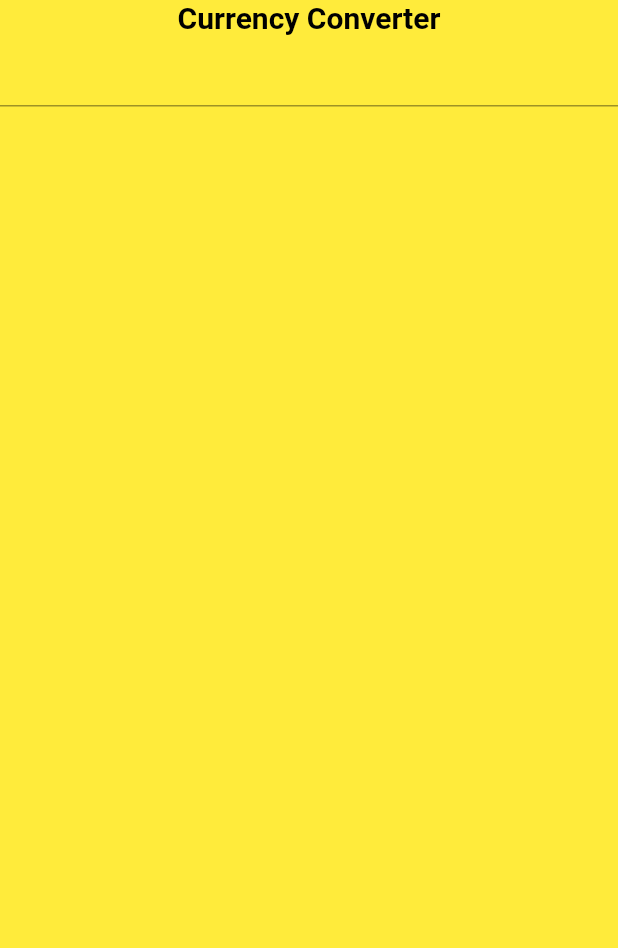
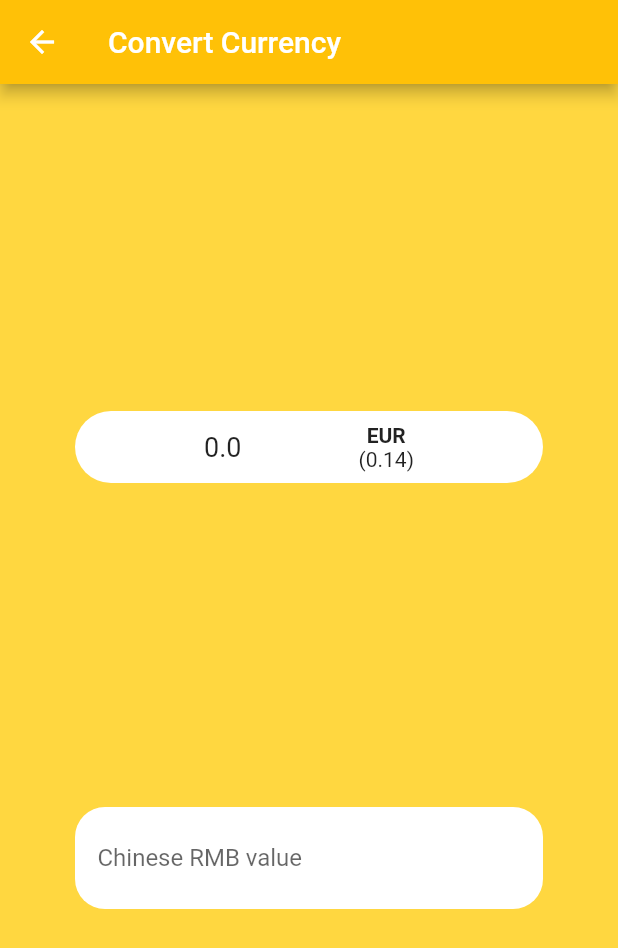
Before and after one commit to pierre225/Shanghai-fake-market-guide, a Flutter app: the screen it shows after launch, after a tap on "Devises", on a phone screen of 412 x 824 dp. Shown: the top 948 px of the screen. Run offline on Flutter 3.47's test engine with Material 2 defaults, Android fonts, the phone set to English and light mode, and no system bars.

Commit message:
currency ui

```diff
--- a/lib/ConvertCurrency.dart
+++ b/lib/ConvertCurrency.dart
@@ -1,4 +1,7 @@
+import 'dart:collection';
+
 import 'package:flutter/material.dart';
+import 'package:shanghai/common/RoundBackground.dart';
 
 class ConvertCurrency extends StatefulWidget {
 
@@ -9,35 +12,102 @@ class ConvertCurrency extends StatefulWidget {
 
 class _ConvertCurrencyState extends State<ConvertCurrency> {
 
-  final _rmbValueController = TextEditingController();
+  // rates
+  Map<String, double> _rates;
 
-  double _eurValue = 0;
-  double _dolValue = 0;
-  String _value = "";
+  TextEditingController _textController;
+  String _inputValue;
 
-  _changeRmbValue(String value) {
-    setState(() {
-      _value = value;
-    });
+
+  @override
+  void initState() {
+    _textController = new TextEditingController();
+    _inputValue = "0";
+
+    _rates = new Map<String, double>();
+    _rates.putIfAbsent("eur_rate", () => 0.14285714285);
+
+    super.initState();
+  }
+
+  String convertCurrency(String value, double rate) {
+    if (!value.isEmpty) {
+      return (double.parse(value) * rate).toString();
+    }
+    return "No data";
   }
 
   @override
   Widget build(BuildContext context) {
-    return  Scaffold(
-      body: Container(
-        color: Colors.yellow,
-        child: SafeArea(
-          child: SizedBox.expand(
-            child: Column(
-              children: <Widget>[
-                Text("Currency Converter", style: TextStyle(fontWeight: FontWeight.bold, fontSize: 20, color: Colors.black)),
-                TextField(controller: _rmbValueController, onTap: onc(_rmbValueController.text)),
-                Text(_value)
-              ],
-            ),
+    return new Scaffold(
+      appBar: AppBar(backgroundColor: Colors.amber, title: Text("Convert Currency"),),
+      backgroundColor: Colors.amberAccent,
+      body: SafeArea(
+        child: Padding(
+          padding: const EdgeInsets.symmetric(horizontal: 30, vertical: 10),
+          child: Column(
+            mainAxisAlignment: MainAxisAlignment.spaceEvenly,
+            children: <Widget>[
+              _CurrencyResult(convertCurrency(_inputValue, _rates["eur_rate"]), "EUR", _rates["eur_rate"].toStringAsFixed(2)),
+              RoundBackground(
+                radius: 20,
+                outsideColor: Colors.amberAccent,
+                insideColor: Colors.white,
+                child: Container(
+                  child: Padding(
+                    padding: const EdgeInsets.symmetric(horizontal: 15, vertical: 10),
+                    child: TextField(
+                      decoration: InputDecoration(hintText: "Chinese RMB value", border: InputBorder.none),
+                      keyboardType: TextInputType.number,
+                      controller: _textController,
+                      onChanged: (text) => setState(() {_inputValue = text;}),
+                    ),
+                  ),
+                ),
+              ),
+            ],
           ),
         ),
       ),
     );
   }
 }
+
+class _CurrencyResult extends StatelessWidget {
+
+  final String _value;
+  final String _currency;
+  final String _displayedRate;
+
+  const _CurrencyResult(
+      this._value,
+      this._currency,
+      this._displayedRate
+      );
+
+  @override
+  Widget build(BuildContext context) {
+    return RoundBackground(
+      radius: 100,
+      insideColor: Colors.white,
+      outsideColor: Colors.amberAccent,
+      child: Container(
+        child: Padding(
+          padding: const EdgeInsets.all(8.0),
+          child: Row(
+            mainAxisAlignment: MainAxisAlignment.spaceEvenly,
+            children: <Widget>[
+              Text(_value, style: TextStyle(fontSize: 18),),
+              Column(children: <Widget>[
+                Text(_currency, style: TextStyle(fontWeight: FontWeight.bold),),
+                Text("(" + _displayedRate + ")")
+              ],)
+            ],
+          ),
+        ),
+      ),
+    );
+  }
+
+
+}
--- a/lib/PriceList.dart
+++ b/lib/PriceList.dart
@@ -1,5 +1,5 @@
 import 'package:flutter/material.dart';
-import 'package:shanghai/RoundBackground.dart';
+import 'package:shanghai/common/RoundBackground.dart';
 
 class PriceList extends StatelessWidget {
   @override
--- a/lib/RoundBackground.dart
+++ b/lib/common/RoundBackground.dart
@@ -3,7 +3,7 @@ import 'package:flutter/material.dart';
 class RoundBackground extends StatelessWidget {
   final Color outsideColor;
   final Color insideColor;
-  final Row child;
+  final Container child;
   final double radius;
 
   const RoundBackground(
--- a/lib/main.dart
+++ b/lib/main.dart
@@ -1,6 +1,8 @@
 import 'package:flutter/material.dart';
+import 'package:shanghai/AdvicesList.dart';
 import 'package:shanghai/ConvertCurrency.dart';
 import 'package:shanghai/PriceList.dart';
+import 'package:shanghai/VocabularyList.dart';
 
 void main() {
   runApp(MaterialApp(
@@ -15,7 +17,7 @@ void main() {
                     title: "Conseils",
                     titleColor: Colors.black,
                     imageUri: "ic_commandments.png",
-                    nextPage: PriceList()),
+                    nextPage: AdviceList()),
                 MainButton(
                     background: Colors.red,
                     title: "Locations",
@@ -33,9 +35,9 @@ void main() {
                     title: "Vocabulaire",
                     titleColor: Colors.black,
                     imageUri: "talk.png",
-                    nextPage: PriceList()),
+                    nextPage: VocabularyList()),
                 MainButton(
-                    background: Colors.yellow,
+                    background: Colors.amber,
                     title: "Devises",
                     titleColor: Colors.black,
                     imageUri: "convert.png",
```
Also changed, not shown: lib/AdvicesList.dart (added, +58 -0 lines), lib/VocabularyList.dart (added, +18 -0 lines).
